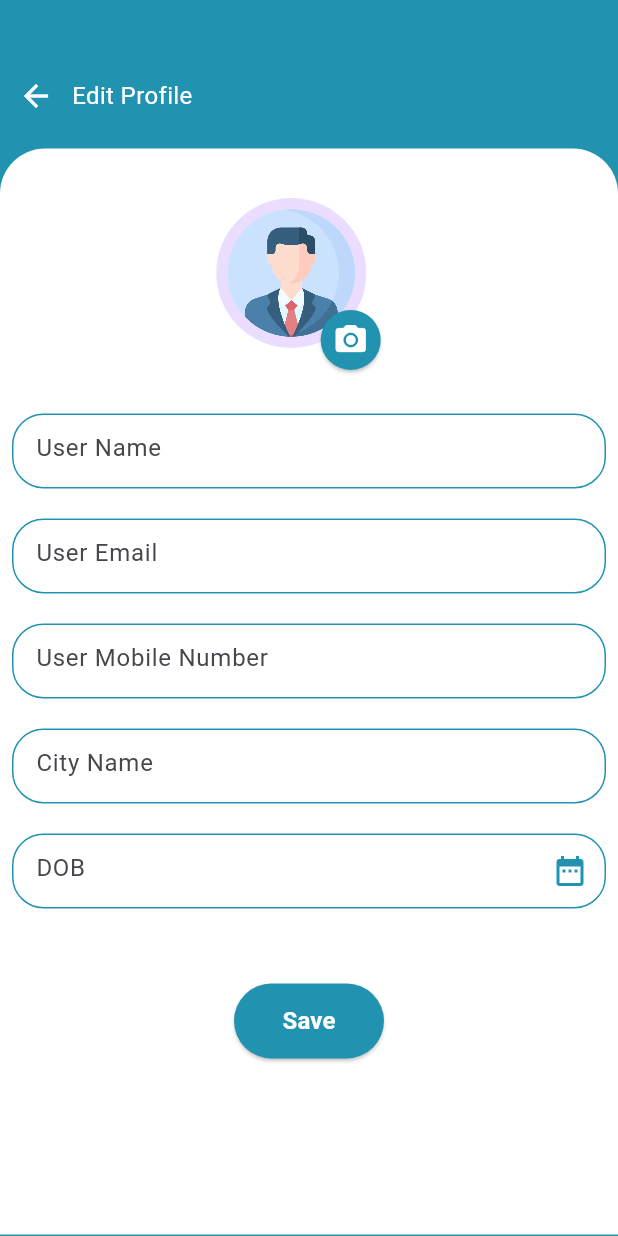
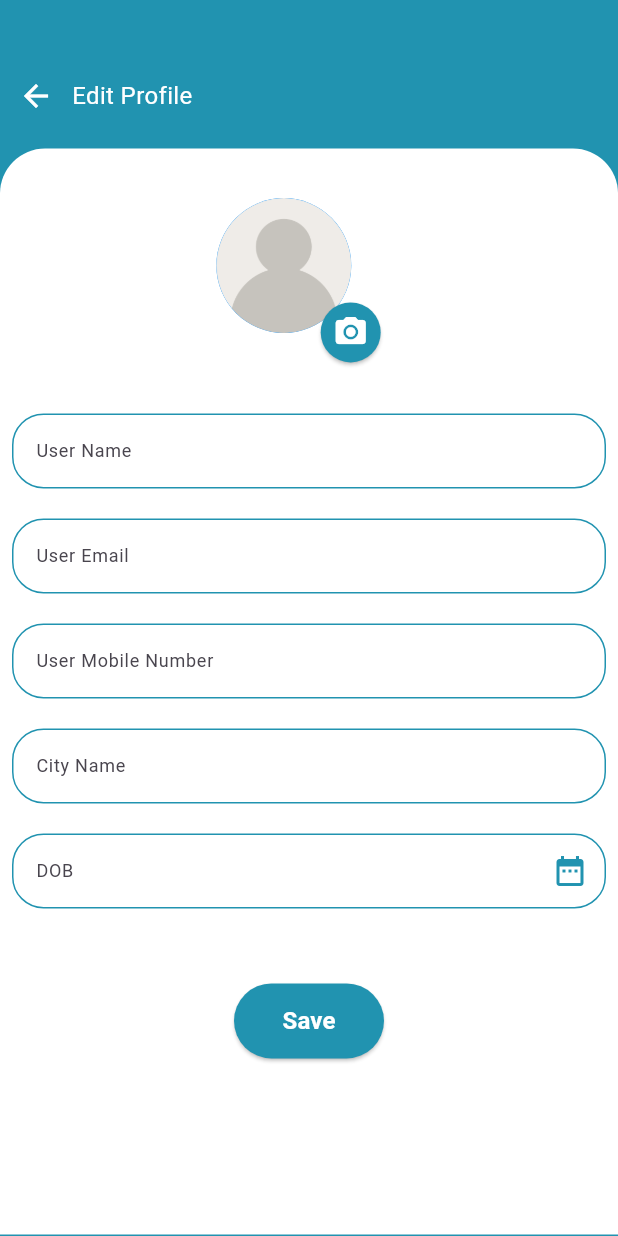
Before and after one commit to Arorasupriya/chat_app, a Flutter app: the EditProfileScreen screen opened directly, on a phone screen of 412 x 824 dp. Run offline on Flutter 3.47's test engine with Material 2 defaults, Android fonts, the phone set to English and light mode, and no system bars; our stand-ins replace emoji_picker_flutter, firebase_core, geolocator, google_maps_flutter, lottie; accounts and stored records are empty; Roboto replaces fonts that are missing (Mulish).

Commit message:
new update

```diff
--- a/lib/constants/app_colors.dart
+++ b/lib/constants/app_colors.dart
@@ -10,8 +10,6 @@ class ColorConstant {
   static const Color fontTitleBlackColor = Colors.black;
   static const Color tabSelectedColor = Colors.white;
 
-
-
   static late Color bgColor;
   static late Color textOnBGColor;
   static late Color secondaryColor;
--- a/lib/screens/dashboard_screens/dashboard.dart
+++ b/lib/screens/dashboard_screens/dashboard.dart
@@ -160,7 +160,7 @@ class _DashboardState extends State<Dashboard> {
       floatingActionButton: FloatingActionButton(
         shape: const CircleBorder(),
         elevation: 10,
-        backgroundColor: ColorConstant.tabSelectedColor,
+        backgroundColor: ColorConstant.gradientDarkColor,
         onPressed: () {
           gotoNextScreen();
         },
@@ -168,7 +168,7 @@ class _DashboardState extends State<Dashboard> {
           "assets/icons/ic_add_chat.png",
           width: 30,
           height: 30,
-          color: ColorConstant.gradientDarkColor,
+          color: ColorConstant.tabSelectedColor,
         ),
       ),
     );
--- a/lib/screens/detail_screens/edit_profile_screen.dart
+++ b/lib/screens/detail_screens/edit_profile_screen.dart
@@ -1,3 +1,5 @@
+import 'dart:io';
+
 import 'package:fb_chat_app/constants/app_colors.dart';
 import 'package:fb_chat_app/constants/custom_widget.dart';
 import 'package:fb_chat_app/constants/my_text_styles.dart';
@@ -21,16 +23,19 @@ class _EditProfileScreenState extends State<EditProfileScreen> {
   DateTime? birthDate;
   late String birthDateInString;
 
+  //Image Picker
+
+  String pickedImageURL = "";
+
   //Private function
-  setTextFrame(
-    TextEditingController controller,
+  setTextFrame(TextEditingController controller,
       String hint,
       TextInputType keyboardType,
-    TextInputAction textInputAction,
-  ) {
+      TextInputAction textInputAction,) {
     return SizedBox(
       height: 50,
       child: TextField(
+        style: mTextStyle12(),
         controller: controller,
         keyboardType: keyboardType,
         textInputAction: textInputAction,
@@ -51,8 +56,7 @@ class _EditProfileScreenState extends State<EditProfileScreen> {
     );
   }
 
-  setTextFrameWithIcon(
-      TextEditingController controller,
+  setTextFrameWithIcon(TextEditingController controller,
       String hint,
       TextInputType keyboardType,
       TextInputAction textInputAction,
@@ -60,6 +64,8 @@ class _EditProfileScreenState extends State<EditProfileScreen> {
     return SizedBox(
       height: 50,
       child: TextField(
+        readOnly: true,
+        style: mTextStyle12(),
         controller: controller,
         keyboardType: keyboardType,
         textInputAction: textInputAction,
@@ -93,7 +99,8 @@ class _EditProfileScreenState extends State<EditProfileScreen> {
 
         //Format Date
         birthDateInString =
-            "${birthDate!.month}/${birthDate!.day}/${birthDate!.year}"; // 10/19/2023
+        "${birthDate!.month}/${birthDate!.day}/${birthDate!
+            .year}"; // 10/19/2023
         print("date DOB $birthDateInString ");
         txtUserDOBController.text = birthDateInString;
       });
@@ -103,7 +110,9 @@ class _EditProfileScreenState extends State<EditProfileScreen> {
   //BuildMethod
   @override
   Widget build(BuildContext context) {
-    var size = MediaQuery.of(context).size;
+    var size = MediaQuery
+        .of(context)
+        .size;
 
     return Scaffold(
       backgroundColor: ColorConstant.gradientDarkColor,
@@ -156,19 +165,20 @@ class _EditProfileScreenState extends State<EditProfileScreen> {
                           height: size.height * .15,
                           width: size.width * .30,
                           child: Stack(children: [
-                            CircleAvatar(
-                              radius: 50,
-                              child: Image.asset(
-                                "assets/icons/ic_profile.png",
-                                width: 85,
-                                height: 85,
-                                fit: BoxFit.fill,
-                                filterQuality: FilterQuality.high,
+                            Container(
+                              width: 90,
+                              height: 90,
+                              decoration: BoxDecoration(
+                                color: Colors.blue,
+                                shape: BoxShape.circle,
+                                image: pickedImageURL != ""
+                                    ?DecorationImage(image: FileImage(File(pickedImageURL)))
+                                    :const DecorationImage(image: AssetImage("assets/icons/ic_user_default.png"),fit: BoxFit.fill,),
                               ),
                             ),
                             Positioned(
                               right: 2,
-                              bottom: 5,
+                              bottom: 10,
                               child: ElevatedButton(
                                 style: ElevatedButton.styleFrom(
                                     backgroundColor:
@@ -177,6 +187,7 @@ class _EditProfileScreenState extends State<EditProfileScreen> {
                                     fixedSize: const Size(30, 30),
                                     shape: const CircleBorder()),
                                 onPressed: () {
+                                  //open Image Picker
                                   print("tap on camera button");
                                 },
                                 child: const Icon(
--- a/pubspec.yaml
+++ b/pubspec.yaml
@@ -39,6 +39,9 @@ dependencies:
   emoji_picker_flutter: ^1.6.2
   popover: ^0.2.8+2
   lottie: ^2.6.0
+  image_picker: ^1.0.4
+  google_maps_flutter: ^2.5.0
+  geolocator: ^10.1.0
 
 dev_dependencies:
   flutter_test:
```
Also changed, not shown: lib/screens/dashboard_screens/map_screen.dart (added, +190 -0 lines), lib/screens/dashboard_screens/tab_screen.dart (+22 -6 lines), assets/icons/ic_user_default.png (added), lib/generated/assets.dart, pubspec.lock, 9 other files. Lines whose indentation alone changed are shown as unchanged.
